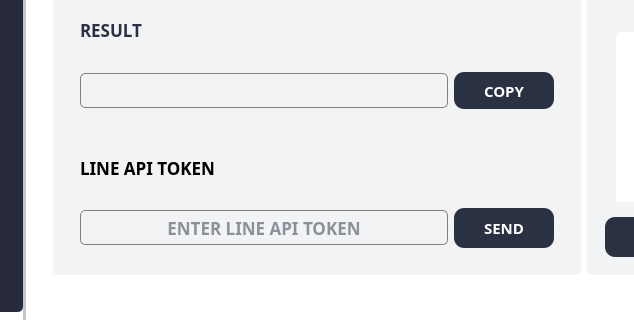
This is assets/ui/mainUI.ui in NicasioTn/Windows-ISAN-Security-Gizmo-Box as Qt 5 draws it before an edit; both pictures show x 189 to 823 and y 400 to 720 of the 1280 by 720 pixel window. The edited form follows.
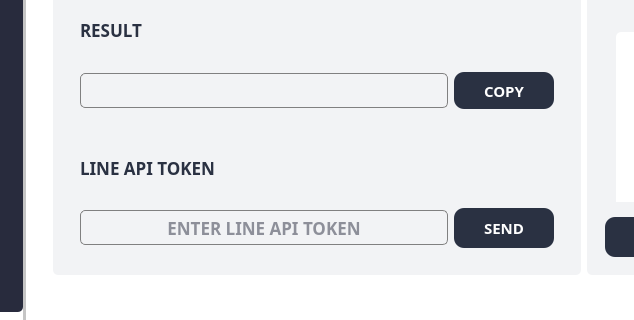
This is the edited form. The open tabs and pages were chosen to show the change. Icons and pictures are not drawn.

Patch:
```diff
--- a/assets/ui/mainUI.ui
+++ b/assets/ui/mainUI.ui
@@ -4064,6 +4064,9 @@
                                       <bold>true</bold>
                                      </font>
                                     </property>
+                                    <property name="styleSheet">
+                                     <string notr="true">color: rgb(42, 49, 66);</string>
+                                    </property>
                                     <property name="text">
                                      <string>LINE API TOKEN</string>
                                     </property>
```
Left out of the diff: 11 changed lines with no effect on the pictures.
